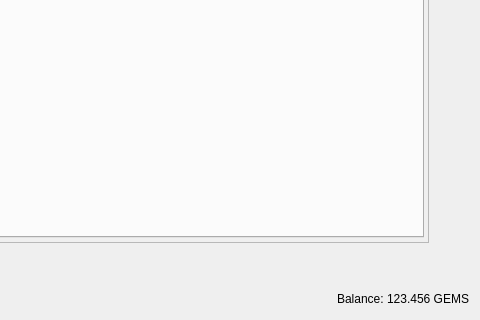
Before: the Qt Designer form src/qt/forms/restrictedassetsdialog.ui in TechnoVisionDev/Gemma-Core, drawn with Qt 5; both pictures show x 688 to 1168 and y 680 to 1000 of the 1168 by 1000 pixel window.
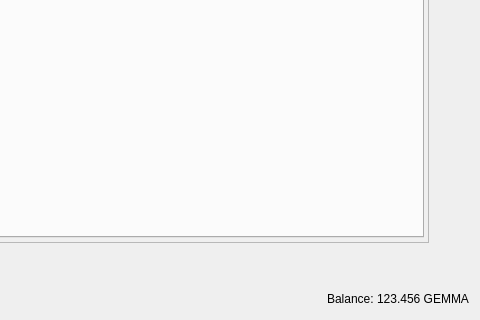
After: the same form once the commit is applied.

Commit message: ticker GEMMA

Patch:
```diff
--- a/src/qt/forms/restrictedassetsdialog.ui
+++ b/src/qt/forms/restrictedassetsdialog.ui
@@ -281,7 +281,7 @@
         <cursorShape>IBeamCursor</cursorShape>
        </property>
        <property name="text">
-        <string notr="true">123.456 GEMS</string>
+        <string notr="true">123.456 GEMMA</string>
        </property>
        <property name="textInteractionFlags">
         <set>Qt::LinksAccessibleByMouse|Qt::TextSelectableByKeyboard|Qt::TextSelectableByMouse</set>
```
The commit also changes 121 other files.
